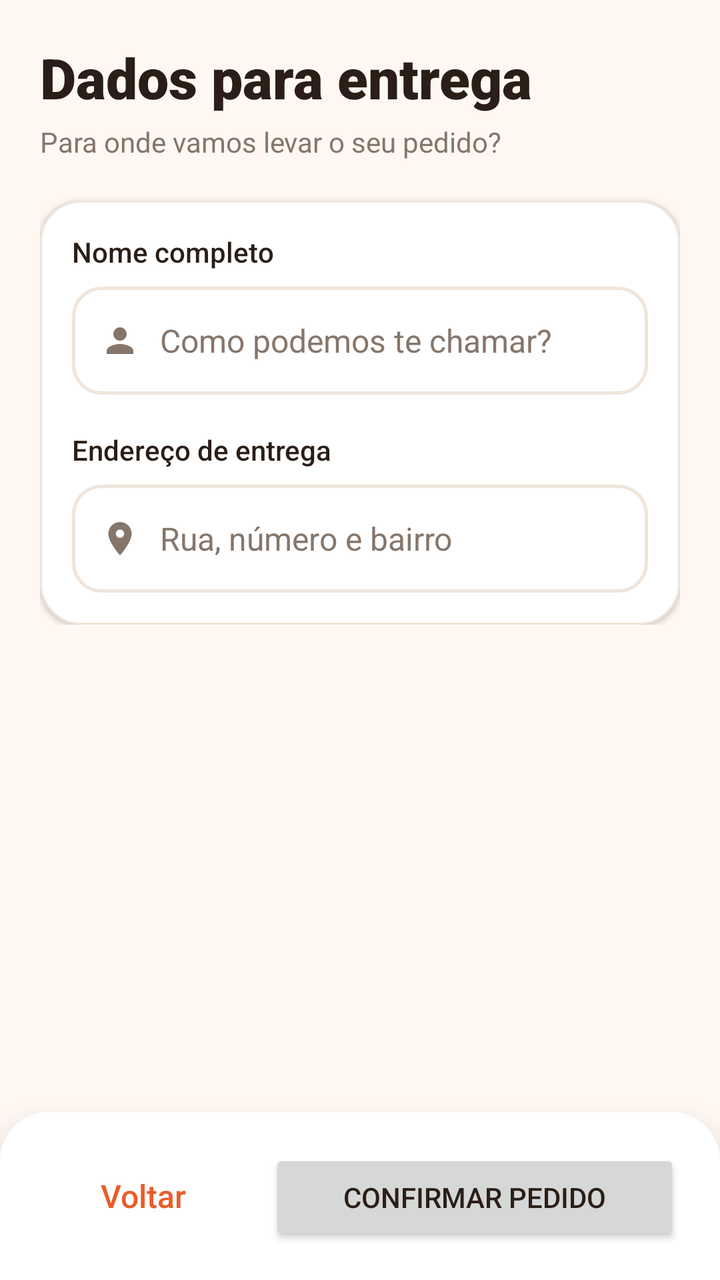
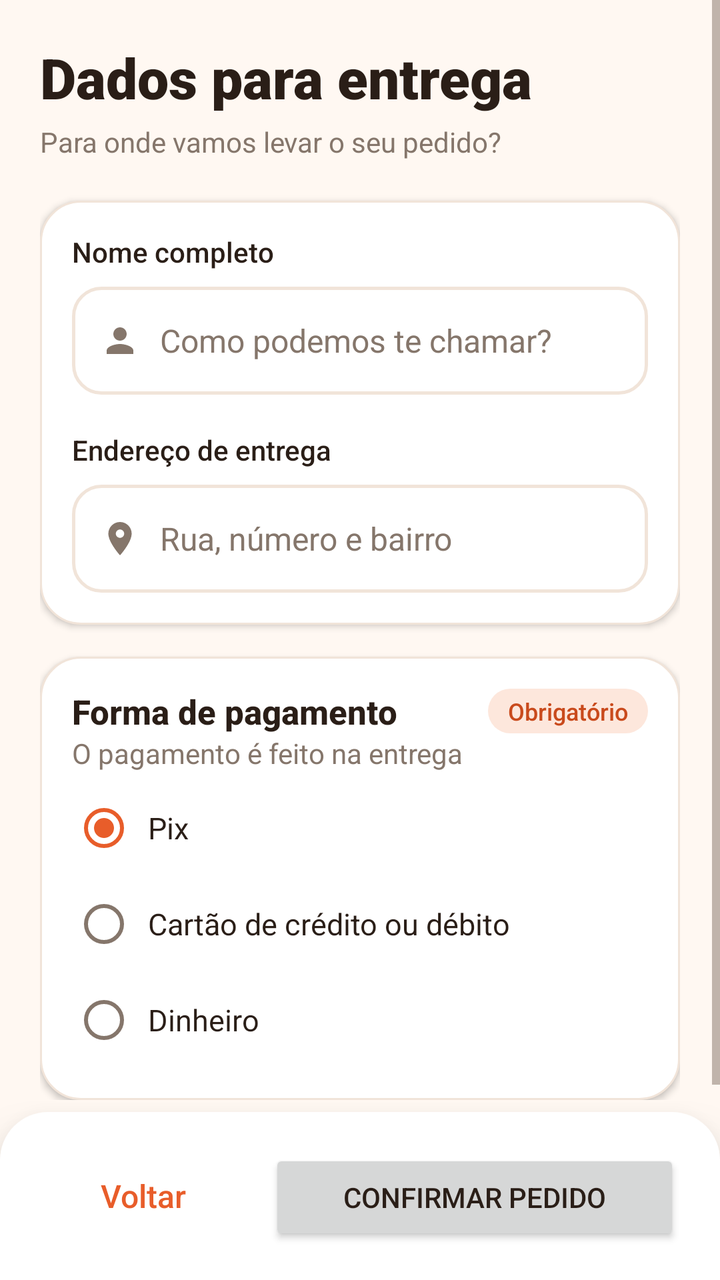

Compare the two renders of this Android layout. The source of the first and the diff that turns it into the second are given below.
<!-- AndroidManifest.xml: application theme Theme.Delivery -->
<!-- res/layout/activity_dados_entrega.xml -->
<?xml version="1.0" encoding="utf-8"?>
<LinearLayout xmlns:android="http://schemas.android.com/apk/res/android"
    android:layout_width="match_parent"
    android:layout_height="match_parent"
    android:orientation="vertical"
    android:background="@color/fundo">

    <ScrollView
        android:layout_width="match_parent"
        android:layout_height="0dp"
        android:layout_weight="1"
        android:clipToPadding="false">

        <LinearLayout
            android:layout_width="match_parent"
            android:layout_height="wrap_content"
            android:orientation="vertical"
            android:padding="20dp"
            android:paddingTop="28dp">

            <TextView
                style="@style/Texto.TituloGrande"
                android:layout_width="wrap_content"
                android:layout_height="wrap_content"
                android:text="Dados para entrega" />

            <TextView
                style="@style/Texto.Suave"
                android:layout_width="wrap_content"
                android:layout_height="wrap_content"
                android:layout_marginTop="4dp"
                android:layout_marginBottom="20dp"
                android:text="Para onde vamos levar o seu pedido?" />

            <LinearLayout
                style="@style/Cartao"
                android:layout_width="match_parent"
                android:layout_height="wrap_content"
                android:orientation="vertical">

                <TextView
                    style="@style/Texto.Rotulo"
                    android:layout_width="wrap_content"
                    android:layout_height="wrap_content"
                    android:layout_marginBottom="8dp"
                    android:text="Nome completo" />

                <EditText
                    android:id="@+id/etNome"
                    android:layout_width="match_parent"
                    android:layout_height="wrap_content"
                    android:minHeight="54dp"
                    android:background="@drawable/bg_campo"
                    android:drawableStart="@drawable/ic_pessoa"
                    android:drawablePadding="10dp"
                    android:hint="Como podemos te chamar?"
                    android:importantForAutofill="no"
                    android:inputType="textPersonName|textCapWords"
                    android:paddingStart="14dp"
                    android:paddingEnd="14dp"
                    android:textColor="@color/texto"
                    android:textColorHint="@color/texto_suave"
                    android:textSize="16sp" />

                <TextView
                    style="@style/Texto.Rotulo"
                    android:layout_width="wrap_content"
                    android:layout_height="wrap_content"
                    android:layout_marginTop="18dp"
                    android:layout_marginBottom="8dp"
                    android:text="Endereço de entrega" />

                <EditText
                    android:id="@+id/etEndereco"
                    android:layout_width="match_parent"
                    android:layout_height="wrap_content"
                    android:minHeight="54dp"
                    android:background="@drawable/bg_campo"
                    android:drawableStart="@drawable/ic_local"
                    android:drawablePadding="10dp"
                    android:hint="Rua, número e bairro"
                    android:importantForAutofill="no"
                    android:inputType="textPostalAddress|textCapSentences"
                    android:paddingStart="14dp"
                    android:paddingEnd="14dp"
                    android:textColor="@color/texto"
                    android:textColorHint="@color/texto_suave"
                    android:textSize="16sp" />
            </LinearLayout>
        </LinearLayout>

    </ScrollView>

    <LinearLayout
        style="@style/BarraInferior"
        android:layout_width="match_parent"
        android:layout_height="wrap_content"
        android:orientation="horizontal">
        <Button
            android:id="@+id/btnVoltar"
            style="@style/Botao.Secundario"
            android:layout_width="0dp"
            android:layout_weight="1"
            android:layout_height="wrap_content"
            android:text="Voltar" />

        <Button
            android:id="@+id/btnConfirmarEntrega"
            android:layout_width="0dp"
            android:layout_weight="2"
            android:layout_marginStart="12dp"
            android:layout_height="wrap_content"
            android:text="Confirmar pedido" />
    </LinearLayout>
</LinearLayout>
<!-- resources referenced by this layout -->
<resources>
  <color name="fundo">#FFF8F2</color>
  <color name="texto">#2A1E17</color>
  <color name="texto_suave">#85766B</color>
  <!-- drawable ic_pessoa (drawable) -->
  <?xml version="1.0" encoding="utf-8"?>
  <vector xmlns:android="http://schemas.android.com/apk/res/android"
      android:width="20dp"
      android:height="20dp"
      android:viewportWidth="24"
      android:viewportHeight="24">
      <path
          android:fillColor="@color/texto_suave"
          android:pathData="M12,12c2.21,0 4,-1.79 4,-4s-1.79,-4 -4,-4 -4,1.79 -4,4 1.79,4 4,4zM12,14c-2.67,0 -8,1.34 -8,4v2h16v-2c0,-2.66 -5.33,-4 -8,-4z" />
  </vector>
  <style name="BarraInferior">
          <item name="android:background">@drawable/bg_barra_inferior</item>
          <item name="android:elevation">16dp</item>
          <item name="android:paddingStart">20dp</item>
          <item name="android:paddingEnd">20dp</item>
          <item name="android:paddingTop">14dp</item>
          <item name="android:paddingBottom">14dp</item>
      </style>
  <style name="Cartao">
          <item name="android:background">@drawable/bg_cartao</item>
          <item name="android:elevation">2dp</item>
          <item name="android:padding">16dp</item>
      </style>
  <style name="Texto.Rotulo">
          <item name="android:textSize">14sp</item>
          <item name="android:fontFamily">sans-serif-medium</item>
      </style>
  <style name="Texto.Suave">
          <item name="android:textColor">@color/texto_suave</item>
          <item name="android:textSize">14sp</item>
      </style>
  <style name="Texto.TituloGrande">
          <item name="android:textSize">28sp</item>
          <item name="android:fontFamily">sans-serif-black</item>
      </style>
  <color name="superficie">#FFFFFF</color>
  <color name="primaria">#E85D2A</color>
  <color name="linha">#F1E4D9</color>
  <!-- drawable bg_barra_inferior (drawable) -->
  <?xml version="1.0" encoding="utf-8"?>
  <shape xmlns:android="http://schemas.android.com/apk/res/android"
      android:shape="rectangle">
      <solid android:color="@color/superficie" />
      <corners android:topLeftRadius="24dp" android:topRightRadius="24dp" />
  </shape>
  <!-- drawable bg_cartao (drawable) -->
  <?xml version="1.0" encoding="utf-8"?>
  <shape xmlns:android="http://schemas.android.com/apk/res/android"
      android:shape="rectangle">
      <solid android:color="@color/superficie" />
      <corners android:radius="20dp" />
      <stroke android:width="1dp" android:color="@color/linha" />
  </shape>
  <color name="primaria_escura">#C94A1C</color>
  <color name="branco">#FFFFFF</color>
  <!-- unchanged entries left out for length: 5 -->
</resources>

<!-- the commit's change to res/layout/activity_dados_entrega.xml (unified diff, before → after) -->
@@ -2,8 +2,7 @@
 <LinearLayout xmlns:android="http://schemas.android.com/apk/res/android"
     android:layout_width="match_parent"
     android:layout_height="match_parent"
-    android:orientation="vertical"
-    android:background="@color/fundo">
+    android:orientation="vertical">
 
     <ScrollView
         android:layout_width="match_parent"
@@ -87,6 +86,70 @@
                     android:textColorHint="@color/texto_suave"
                     android:textSize="16sp" />
             </LinearLayout>
+
+            
+            <LinearLayout
+                style="@style/Cartao"
+                android:layout_width="match_parent"
+                android:layout_height="wrap_content"
+                android:layout_marginTop="16dp"
+                android:orientation="vertical">
+
+                <LinearLayout
+                    android:layout_width="match_parent"
+                    android:layout_height="wrap_content"
+                    android:gravity="center_vertical"
+                    android:orientation="horizontal">
+
+                    <TextView
+                        style="@style/Texto.Secao"
+                        android:layout_width="0dp"
+                        android:layout_height="wrap_content"
+                        android:layout_weight="1"
+                        android:text="Forma de pagamento" />
+
+                    <TextView
+                        style="@style/Etiqueta"
+                        android:layout_width="wrap_content"
+                        android:layout_height="wrap_content"
+                        android:text="Obrigatório" />
+                </LinearLayout>
+
+                <TextView
+                    style="@style/Texto.Suave"
+                    android:layout_width="wrap_content"
+                    android:layout_height="wrap_content"
+                    android:layout_marginBottom="4dp"
+                    android:text="O pagamento é feito na entrega" />
+
+                <RadioGroup
+                    android:id="@+id/rgPagamento"
+                    android:layout_width="match_parent"
+                    android:layout_height="wrap_content">
+
+                    <RadioButton
+                        android:id="@+id/rbPix"
+                        style="@style/Opcao"
+                        android:layout_width="match_parent"
+                        android:layout_height="wrap_content"
+                        android:checked="true"
+                        android:text="Pix" />
+
+                    <RadioButton
+                        android:id="@+id/rbCartao"
+                        style="@style/Opcao"
+                        android:layout_width="match_parent"
+                        android:layout_height="wrap_content"
+                        android:text="Cartão de crédito ou débito" />
+
+                    <RadioButton
+                        android:id="@+id/rbDinheiro"
+                        style="@style/Opcao"
+                        android:layout_width="match_parent"
+                        android:layout_height="wrap_content"
+                        android:text="Dinheiro" />
+                </RadioGroup>
+            </LinearLayout>
         </LinearLayout>
 
     </ScrollView>
<!-- resource entries referenced after the edit -->
@@ -1,6 +1,7 @@
 <!-- resources referenced by this layout -->
 <resources>
   <color name="fundo">#FFF8F2</color>
+  <color name="primaria_clara">#FDE7DC</color>
   <color name="texto">#2A1E17</color>
   <color name="texto_suave">#85766B</color>
   <!-- drawable ic_pessoa (drawable) -->
@@ -27,9 +28,30 @@
           <item name="android:elevation">2dp</item>
           <item name="android:padding">16dp</item>
       </style>
+  <style name="Etiqueta">
+          <item name="android:textSize">12sp</item>
+          <item name="android:fontFamily">sans-serif-medium</item>
+          <item name="android:textColor">@color/primaria_escura</item>
+          <item name="android:background">@drawable/bg_etiqueta</item>
+          <item name="android:paddingStart">10dp</item>
+          <item name="android:paddingEnd">10dp</item>
+          <item name="android:paddingTop">3dp</item>
+          <item name="android:paddingBottom">3dp</item>
+      </style>
+  <style name="Opcao">
+          <item name="android:textSize">15sp</item>
+          <item name="android:textColor">@color/texto</item>
+          <item name="android:minHeight">48dp</item>
+          <item name="android:paddingStart">6dp</item>
+      </style>
   <style name="Texto.Rotulo">
           <item name="android:textSize">14sp</item>
           <item name="android:fontFamily">sans-serif-medium</item>
+      </style>
+  <style name="Texto.Secao">
+          <item name="android:textSize">17sp</item>
+          <item name="android:fontFamily">sans-serif-medium</item>
+          <item name="android:textStyle">bold</item>
       </style>
   <style name="Texto.Suave">
           <item name="android:textColor">@color/texto_suave</item>
@@ -58,6 +80,13 @@
       <stroke android:width="1dp" android:color="@color/linha" />
   </shape>
   <color name="primaria_escura">#C94A1C</color>
+  <!-- drawable bg_etiqueta (drawable) -->
+  <?xml version="1.0" encoding="utf-8"?>
+  <shape xmlns:android="http://schemas.android.com/apk/res/android"
+      android:shape="rectangle">
+      <solid android:color="@color/primaria_clara" />
+      <corners android:radius="100dp" />
+  </shape>
   <color name="branco">#FFFFFF</color>
   <!-- unchanged entries left out for length: 5 -->
 </resources>
